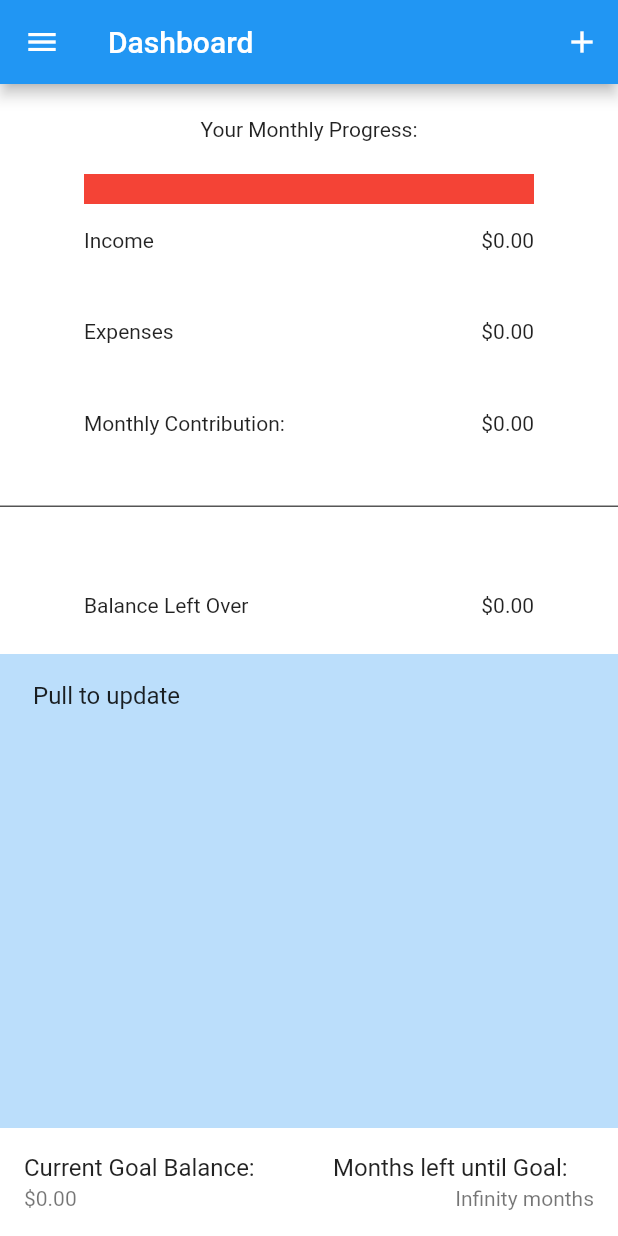
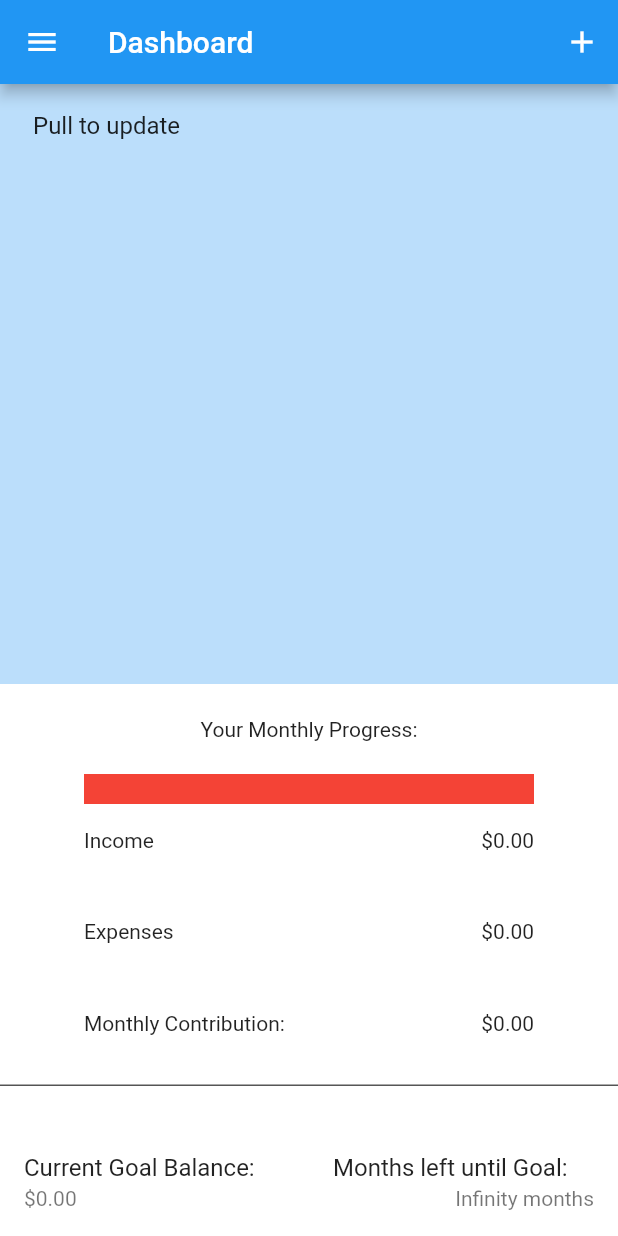
Before and after one commit to AlanConstantino/MoMoney, a Flutter app: the Dashboard screen opened by its route, on a phone screen of 412 x 824 dp. Run offline on Flutter 3.47's test engine with Material 2 defaults, Android fonts, the phone set to English and light mode, and no system bars; our stand-ins replace shared_preferences, sqflite; accounts and stored records are empty.

Commit message:
Update dashboard.dart

```diff
--- a/momoney/lib/pages/dashboard.dart
+++ b/momoney/lib/pages/dashboard.dart
@@ -90,7 +90,7 @@ class _DashboardState extends State<Dashboard> {
                     const PopupMenuItem<String>(
                         value: 'income',
                         child: ListTile(
-                          leading: Icon( Icons.attach_money),
+                          leading: Icon(Icons.attach_money),
                           title: Text('Income'),
                         )),
                     const PopupMenuItem<String>(
@@ -152,6 +152,22 @@ class _DashboardState extends State<Dashboard> {
                         mainAxisSize: MainAxisSize.min,
                         mainAxisAlignment: MainAxisAlignment.spaceAround,
                         children: <Widget>[
+                      Container(
+                      alignment: Alignment(0, .7),
+                      child: SizedBox(
+                        height: 400,
+                        width: 400,
+                        child: ListView.separated(
+                            separatorBuilder: (context, index) => Divider(
+                              color: Colors.black,
+                            ),
+                            itemCount: listStack.length,
+                            itemBuilder: (context, i) => ListTile(
+                              title: Text(listStack.elementAt(i)),
+                            )),
+                      ),
+                      color: Colors.blue.shade100,
+                    ),
                           Container(
                             child: Align(child: Text("Your Monthly Progress:")),
                             height: 60.0,
@@ -238,7 +254,7 @@ class _DashboardState extends State<Dashboard> {
                                 alignment: Alignment(0, -.3),
                                 child: Divider(height: 3, color: Colors.black)),
                             // Yellow
-                            height: 60.0,
+                            height: 20.0,
                           ),
                           Container(
                             alignment: Alignment(0, -.25),
@@ -265,20 +281,12 @@ class _DashboardState extends State<Dashboard> {
                             height: 60.0,
                           ),
                           Container(
-                              alignment: Alignment(0, .7),
-                              child: SizedBox(
-                                height: 400,
-                                width: 400,
-                                child: ListView.separated(
-                                    separatorBuilder: (context, index) => Divider(
-                                      color: Colors.black,
-                                    ),
-                                    itemCount: listStack.length,
-                                    itemBuilder: (context, i) => ListTile(
-                                          title: Text(listStack.elementAt(i)),
-                                        )),
-                              ),
-                              color: Colors.blue.shade100,
+                            child: Align(
+                                alignment: Alignment(0, -.3),
+                                child: Divider(height: 5, color: Colors.black)),
+
+                            height: 6.0,
+
                           ),
                           Container(
                             alignment: Alignment.center,
@@ -294,7 +302,8 @@ class _DashboardState extends State<Dashboard> {
                                 print(user.monthlyExpense);
                                 dummyExpenses = user.monthlyExpense;
                                 print(user.percentageToSaveMonthly);
-                                dummyMonthlyContribution = dummyUserBalance * user.percentageToSaveMonthly;
+                                dummyMonthlyContribution = dummyUserBalance *
+                                    user.percentageToSaveMonthly;
                               },
                             ),
                           ),
@@ -332,7 +341,8 @@ class _DashboardState extends State<Dashboard> {
     setState(() {
       dummyIncome = user.monthlyIncome;
       dummyExpenses = user.monthlyExpense;
-      dummyMonthlyContribution = dummyUserBalance * (user.percentageToSaveMonthly)/100;
+      dummyMonthlyContribution =
+          dummyUserBalance * (user.percentageToSaveMonthly) / 100;
       listStack.addFirst("Expense/Income item ");
     });
     return null;
```
